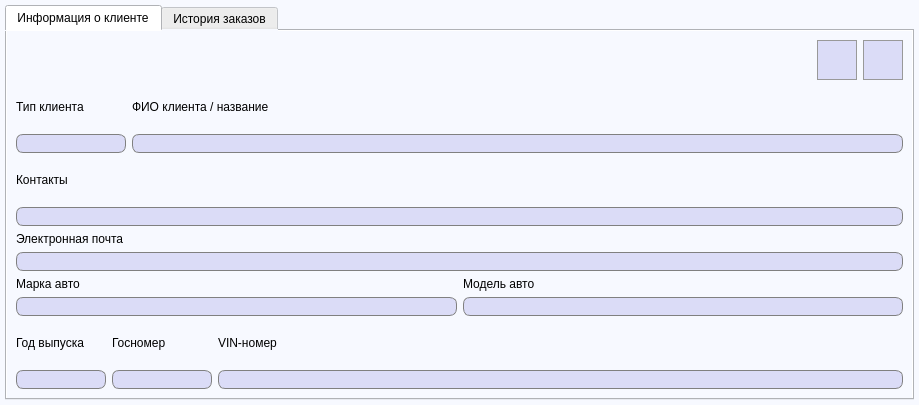
First picture: the form in ViewClient.ui, repository FediiBohdan/TechService, before the edit.
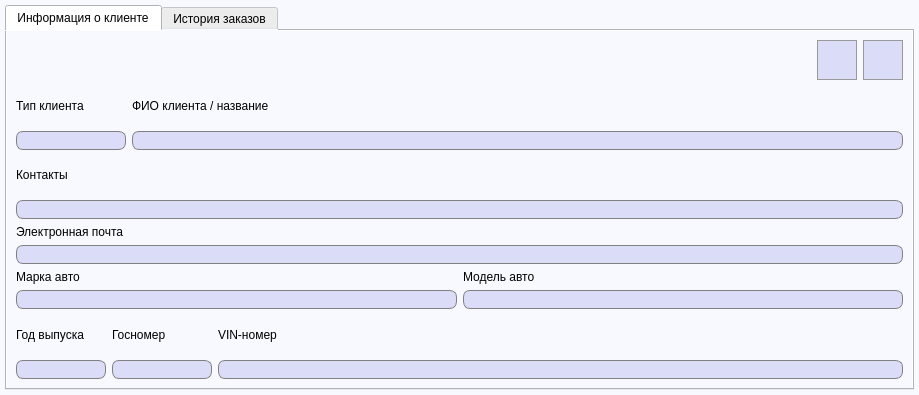
Second picture: the form after the edit. Icons and pictures are not drawn.

The edit to the form file:
```diff
--- a/ViewClient.ui
+++ b/ViewClient.ui
@@ -7,7 +7,7 @@
     <x>0</x>
     <y>0</y>
     <width>919</width>
-    <height>405</height>
+    <height>395</height>
    </rect>
   </property>
   <property name="minimumSize">
```
